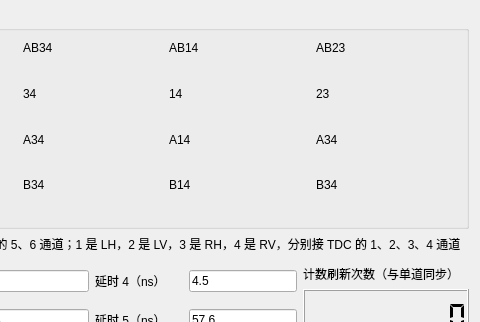
Qt form ui/heraldqkdwidget.ui (WhiteChimney/TDC-counter) before a commit; both pictures show x 294 to 774 and y 0 to 322 of the 774 by 493 pixel window.
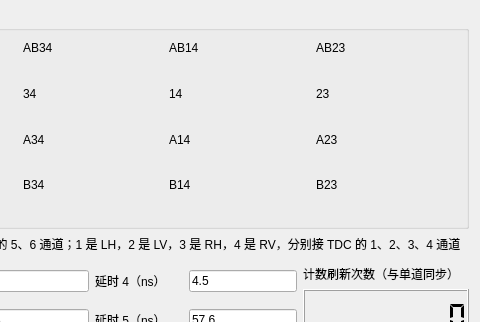
The same form after that commit.

Commit message: 修复了标记QKD面板单道计数保存问题

Patch:
```diff
--- a/ui/heraldqkdwidget.ui
+++ b/ui/heraldqkdwidget.ui
@@ -285,14 +285,14 @@
       <item row="6" column="4">
        <widget class="QLabel" name="label_36">
         <property name="text">
-         <string>B34</string>
+         <string>B23</string>
         </property>
        </widget>
       </item>
       <item row="4" column="4">
        <widget class="QLabel" name="label_16">
         <property name="text">
-         <string>A34</string>
+         <string>A23</string>
         </property>
        </widget>
       </item>
```
The commit also changes 1 other file.
